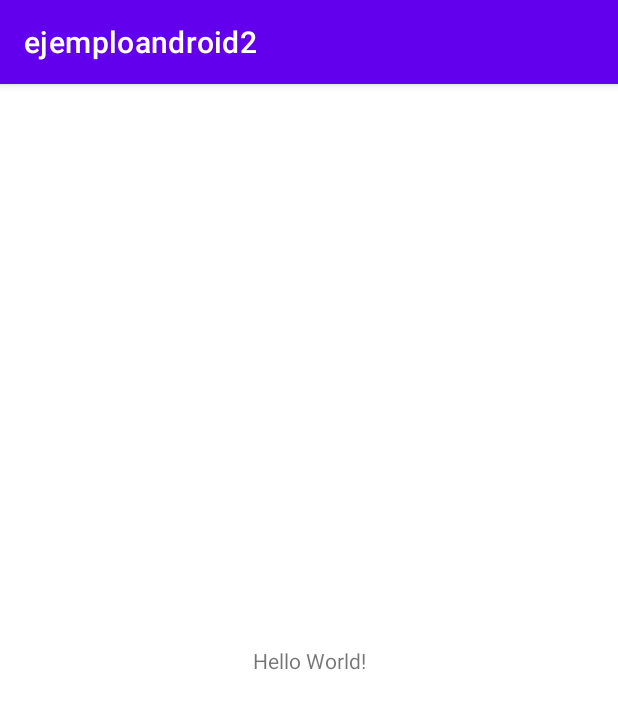
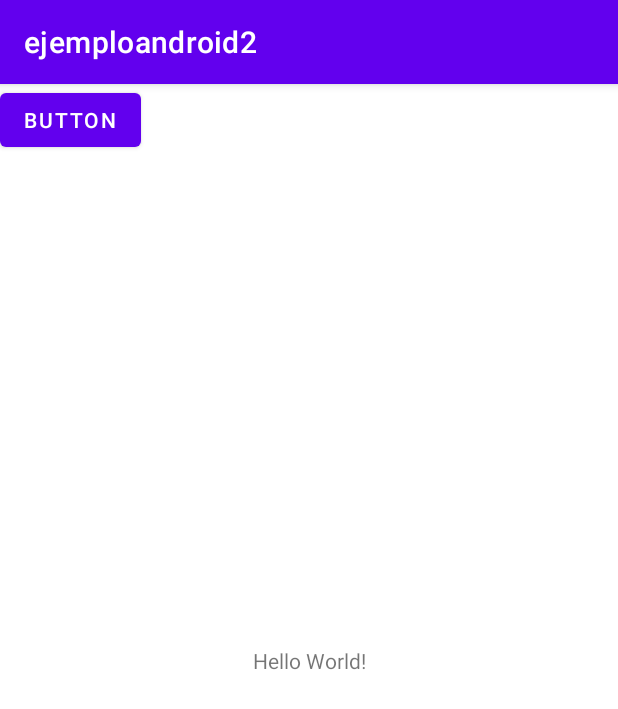
Before and after one commit to andresjaja99/Prueba-Android-2, an Android app: the screen it shows after launch (MainActivity), on a phone screen of 412 x 824 dp. Shown: the top 709 px of the screen. Run offline under Robolectric (Android 15) with nearby library versions, the phone set to English and light mode, and no system bars.

Commit message:
agregar boton

```diff
--- a/proyecto/app/src/main/res/layout/activity_main.xml
+++ b/proyecto/app/src/main/res/layout/activity_main.xml
@@ -15,4 +15,12 @@
         app:layout_constraintRight_toRightOf="parent"
         app:layout_constraintTop_toTopOf="parent" />
 
+    <Button
+        android:id="@+id/button"
+        android:layout_width="wrap_content"
+        android:layout_height="wrap_content"
+        android:text="Button"
+        tools:layout_editor_absoluteX="122dp"
+        tools:layout_editor_absoluteY="131dp" />
+
 </androidx.constraintlayout.widget.ConstraintLayout>
```
